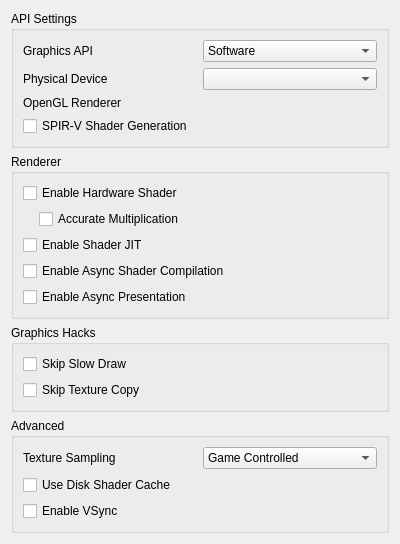
Before: the Qt Designer form src/citra_qt/configuration/configure_graphics.ui in yeager/Borked3DS, drawn with Qt 5.
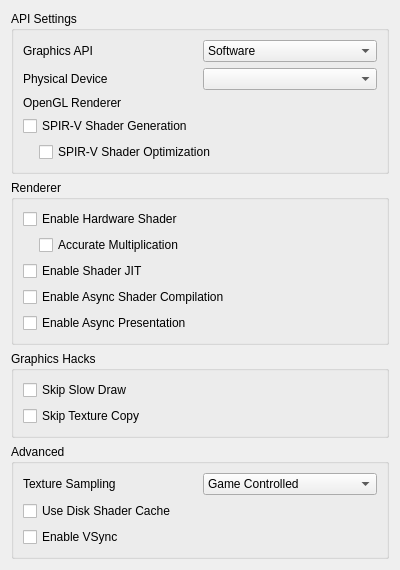
After: the same form once the commit is applied.

Commit message: citra_qt: Add SPIR-V Optimization UI config option

```diff
--- a/src/citra_qt/configuration/configure_graphics.ui
+++ b/src/citra_qt/configuration/configure_graphics.ui
@@ -136,6 +136,34 @@
         </property>
        </widget>
       </item>
+      <item>
+       <widget class="QWidget" name="spirv_shader_group" native="true">
+        <layout class="QVBoxLayout" name="verticalLayout_8">
+         <property name="leftMargin">
+          <number>16</number>
+         </property>
+         <property name="topMargin">
+          <number>0</number>
+         </property>
+         <property name="rightMargin">
+          <number>0</number>
+         </property>
+         <property name="bottomMargin">
+          <number>0</number>
+         </property>
+         <item>
+          <widget class="QCheckBox" name="optimize_spirv_output">
+           <property name="toolTip">
+            <string>&lt;html&gt;&lt;head/&gt;&lt;body&gt;&lt;p&gt;Performs various optimizations on SPIR-V modules to improve performance and reduce size. &lt;/p&gt;&lt;p&gt;It can be used to “legalize” and reduce the size of SPIR-V shaders for Vulkan.&lt;/p&gt;&lt;p&gt;Aims to improve shader performance and reduce the overall size of SPIR-V modules.&lt;/p&gt;&lt;/body&gt;&lt;/html&gt;</string>
+           </property>
+           <property name="text">
+             <string>SPIR-V Shader Optimization</string>
+           </property>
+          </widget>
+         </item>
+        </layout>
+       </widget>
+      </item>
      </layout>
     </widget>
    </item>
@@ -172,7 +200,7 @@
          </item>
          <item>
           <widget class="QWidget" name="hw_shader_group" native="true">
-           <layout class="QVBoxLayout" name="verticalLayout_7">
+           <layout class="QVBoxLayout" name="verticalLayout_8">
             <property name="leftMargin">
              <number>16</number>
             </property>
@@ -239,7 +267,7 @@
      <property name="title">
       <string>Graphics Hacks</string>
      </property>
-     <layout class="QVBoxLayout" name="verticalLayout_8">
+     <layout class="QVBoxLayout" name="verticalLayout_9">
       <item>
        <widget class="QCheckBox" name="toggle_skip_slow_draw">
         <property name="toolTip">
```
The commit also changes 5 other files.
